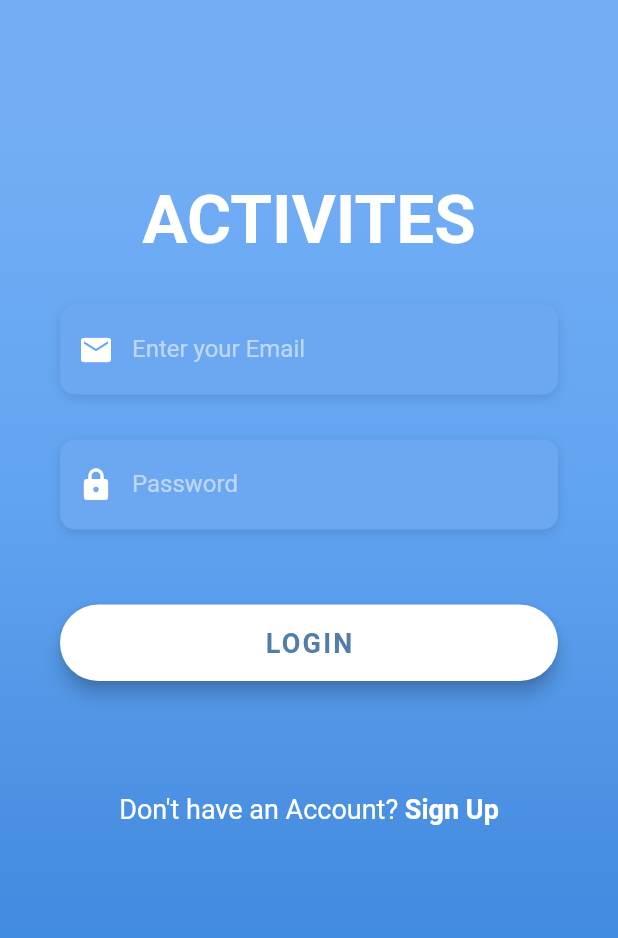
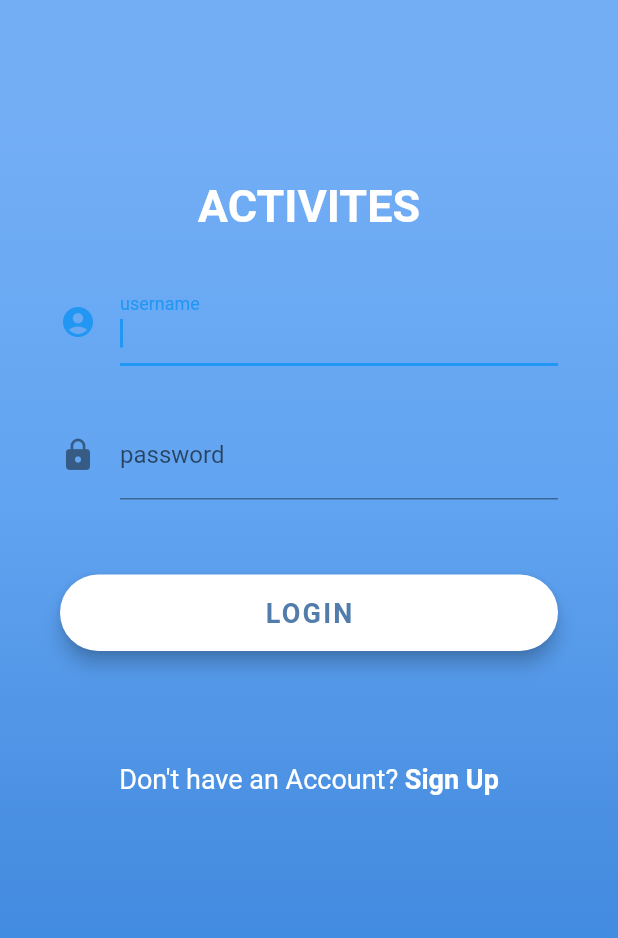
Before and after one commit to thisadee2897/MyProject, a Flutter app: the screen it shows after launch, after a tap on "LOGIN", on a phone screen of 412 x 824 dp. Shown: the top 938 px of the screen. Run offline on Flutter 3.47's test engine with Material 2 defaults, Android fonts, the light colour scheme and no system bars; our stand-ins replace qr_flutter, syncfusion_flutter_calendar; missing offline and left inert: barcode_scan; network calls fail; Roboto replaces fonts that are missing (OpenSans).

Commit message:
15/10/63

```diff
--- a/lib/Home/home_student.dart
+++ b/lib/Home/home_student.dart
@@ -1,11 +1,14 @@
 import 'package:flutter/material.dart';
 
 class HomeStudent extends StatefulWidget {
+  final String username;
+  HomeStudent({Key key, @required this.username}) : super(key: key);
   @override
   _HomeStudentState createState() => _HomeStudentState();
 }
 
 class _HomeStudentState extends State<HomeStudent> {
+
   @override
   Widget build(BuildContext context) {
     return Scaffold(
--- a/lib/Page/activitted.dart
+++ b/lib/Page/activitted.dart
@@ -1,8 +1,8 @@
+import 'dart:async';
 import 'dart:convert';
 import 'dart:io';
 import 'dart:typed_data';
 import 'dart:ui';
-
 import 'package:flutter/cupertino.dart';
 import 'package:flutter/material.dart';
 import 'package:flutter/rendering.dart';
@@ -44,9 +44,15 @@ class _ActivittedState extends State<Activitted> {
     return Scaffold(
       backgroundColor: Colors.blue,
       appBar: AppBar(
-        title: Text("60522110042-2"),
+        title: Text("กิจกรรมของฉัน"),
         actions: <Widget>[
+
+          Row(
+            children: [
+              SizedBox(width: 10),
               IconButton(icon: Icon(Icons.share), onPressed: shared),
+            ],
+          ),
         ],
       ),
       body: RefreshIndicator(
@@ -56,15 +62,20 @@ class _ActivittedState extends State<Activitted> {
           child: SingleChildScrollView(
             child: RepaintBoundary(
               key: globalKey,
+              child: Expanded(
                 child: Column(
                   children: [
                     Container(
+                      color: Colors.blue,
                       child: Center(
                         child: Column(
                           children: [
+                            SizedBox(
+                              height: 20,
+                            ),
                             Center(
                               child: Text(
-                              "หน่วยกิจสะสม",
+                                "60522110042-2",
                                 style: TextStyle(
                                     fontSize: 24,
                                     fontWeight: FontWeight.bold,
@@ -143,7 +154,8 @@ class _ActivittedState extends State<Activitted> {
                       ),
                     ),
                     Container(
-                    height: 2000,
+                      color: Colors.blue,
+                      height: 1000,
                       // height: double.maxFinite,
                       width: double.infinity,
                       child: new FutureBuilder<List>(
@@ -166,8 +178,10 @@ class _ActivittedState extends State<Activitted> {
             ),
           ),
         ),
+      ),
     );
   }
+
   Future shared() async {
     try {
       RenderRepaintBoundary boundary =
@@ -194,6 +208,7 @@ class buildROW extends StatefulWidget {
   @override
   _buildROWState createState() => _buildROWState();
 }
+
 class _buildROWState extends State<buildROW> {
   @override
   Widget build(BuildContext context) {
@@ -247,5 +262,4 @@ class _buildROWState extends State<buildROW> {
       },
     );
   }
-
 }
--- a/lib/login.dart
+++ b/lib/login.dart
@@ -2,7 +2,7 @@ import 'package:flutter/material.dart';
 import 'package:flutter/services.dart';
 import 'package:http/http.dart' as http;
 import 'dart:convert';
-
+import 'Home/home_student.dart';
 import 'constant.dart';
 
 class Login extends StatefulWidget {
@@ -10,9 +10,12 @@ class Login extends StatefulWidget {
   _LoginState createState() => _LoginState();
 }
 
+var _user;
+
 class _LoginState extends State<Login> {
   TextEditingController username = new TextEditingController();
   TextEditingController password = new TextEditingController();
+
   Future<List> _submits() async {
     final response = await http.post("https://o.sppetchz.com/project/login.php",
         body: {"username": username.text, "password": password.text});
@@ -27,46 +30,48 @@ class _LoginState extends State<Login> {
       } else if (datauser[0]['level'] == '2') {
         Navigator.pushReplacementNamed(context, '/home_student');
       } else if (datauser[0]['level'] == '3') {
-        Navigator.pushReplacementNamed(context, '/home_student');
+        // Navigator.pushReplacementNamed(context, '/home_student');
       } else if (datauser[0]['level'] == '4') {
-        Navigator.pushReplacementNamed(context, '/home_student');
+        setState(
+              () {
+            _user = username.text;
+            //  print(_user);
+          },
+        );
+        Navigator.push(
+          context,
+          MaterialPageRoute(
+            builder: (context) => HomeStudent(username: _user),
+          ),
+        );
       }
       setState(() {
         username = datauser[0]['username'];
       });
     }
-    /*return datauser;*/
   }
 
   bool _rememberMe = false;
   final _formKey = GlobalKey<FormState>();
   FocusNode passwordFocusNode = FocusNode();
+
   Widget _buildEmailTF() {
     return Column(
       crossAxisAlignment: CrossAxisAlignment.start,
       children: <Widget>[
-        Container(
-          alignment: Alignment.centerLeft,
-          decoration: kBoxDecorationStyle,
-          height: 60.0,
-          child: TextField(
+        new TextFormField(
+          autofocus: true,
+          autovalidate: false,
           controller: username,
-            keyboardType: TextInputType.emailAddress,
           style: TextStyle(
             color: Colors.white,
             fontFamily: 'OpenSans',
           ),
-            decoration: InputDecoration(
-              border: InputBorder.none,
-              contentPadding: EdgeInsets.only(top: 14.0),
-              prefixIcon: Icon(
-                Icons.email,
-                color: Colors.white,
+          decoration: new InputDecoration(
+            labelText: "username",
+            icon: Icon(Icons.account_circle),
           ),
-              hintText: 'Enter your Email',
-              hintStyle: kHintTextStyle,
-            ),
-          ),
+          validator: _validateusername,
         ),
       ],
     );
@@ -108,29 +113,26 @@ class _LoginState extends State<Login> {
   }
 
   Widget _buildPasswordTF() {
-    return Container(
-      alignment: Alignment.centerLeft,
-      decoration: kBoxDecorationStyle,
-      height: 60.0,
-      child: TextField(
-        obscureText: true,
+    return Column(
+      crossAxisAlignment: CrossAxisAlignment.start,
+      children: <Widget>[
+        new TextFormField(
+          cursorColor: Colors.white,
+          autofocus: true,
+          autovalidate: false,
           controller: password,
-        keyboardType: TextInputType.emailAddress,
           style: TextStyle(
             color: Colors.white,
             fontFamily: 'OpenSans',
           ),
-        decoration: InputDecoration(
-          border: InputBorder.none,
-          contentPadding: EdgeInsets.only(top: 14.0),
-          prefixIcon: Icon(
-            Icons.lock,
-            color: Colors.white,
+          obscureText: true,
+          decoration: new InputDecoration(
+            labelText: "password",
+            icon: Icon(Icons.lock),
           ),
-          hintText: 'Password',
-          hintStyle: kHintTextStyle,
+          validator: _validatepassword,
         ),
-      ),
+      ],
     );
   }
 
@@ -267,7 +269,7 @@ class _LoginState extends State<Login> {
                           style: TextStyle(
                             color: Colors.white,
                             fontFamily: 'OpenSans',
-                            fontSize: 45.0,
+                            fontSize: 30.0,
                             fontWeight: FontWeight.bold,
                           ),
                         ),
--- a/pubspec.yaml
+++ b/pubspec.yaml
@@ -34,6 +34,7 @@ dependencies:
   flutter_calendar_carousel: ^1.4.12
   table_calendar: ^2.2.3
   syncfusion_flutter_calendar: ^18.3.35
+  pdf: ^1.11.2
 dev_dependencies:
   flutter_test:
     sdk: flutter
```
Also changed, not shown: pubspec.lock, 229 other files. Lines whose indentation alone changed are shown as unchanged.
